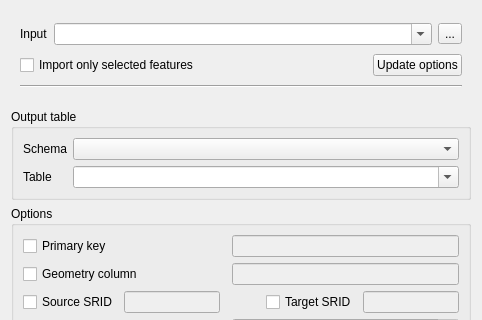
Qt form python/plugins/db_manager/ui/DlgImportVector.ui (qgis/QGIS) before a commit; both pictures show x 0 to 482 and y 0 to 320 of the 482 by 496 pixel window.
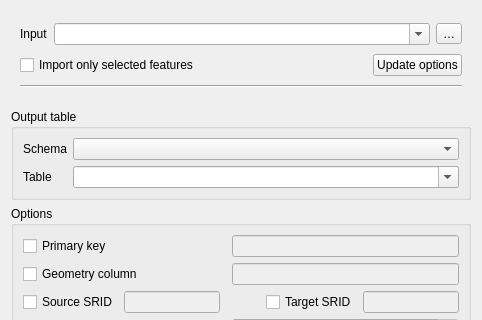
The same form after that commit.

Patch:
```diff
--- a/python/plugins/db_manager/ui/DlgImportVector.ui
+++ b/python/plugins/db_manager/ui/DlgImportVector.ui
@@ -33,7 +33,7 @@
       <item row="0" column="3">
        <widget class="QToolButton" name="btnChooseInputFile">
         <property name="text">
-         <string>...</string>
+         <string>…</string>
         </property>
        </widget>
       </item>
```
